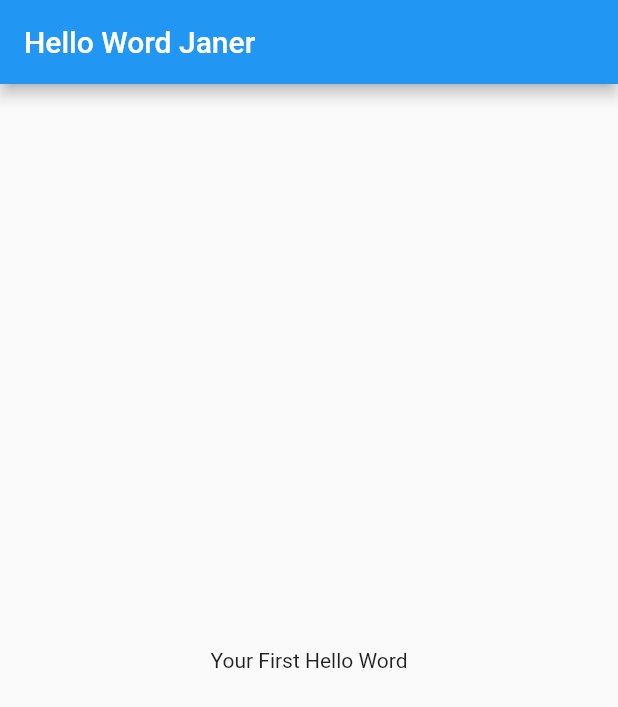
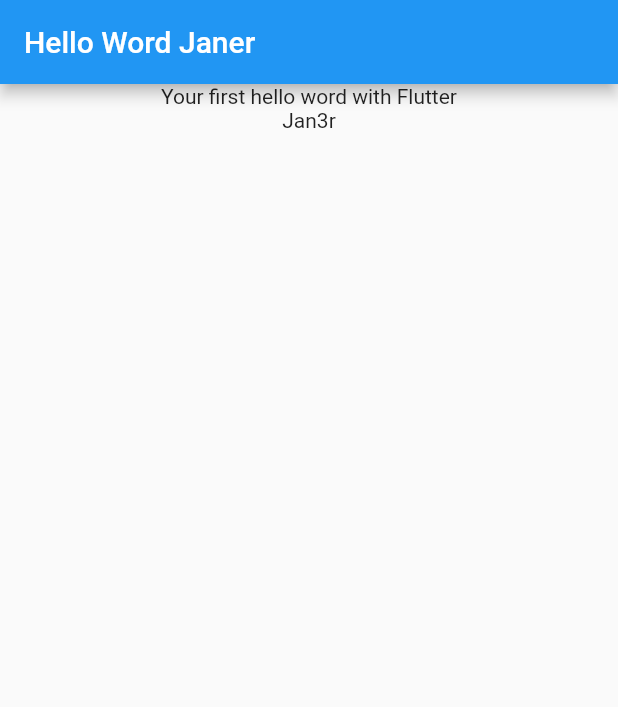
Before and after one commit to janerleonardo/FlutterBasic, a Flutter app: the screen it shows after launch, on a phone screen of 412 x 824 dp. Shown: the top 707 px of the screen. Run offline on Flutter 3.47's test engine with Material 2 defaults, Android fonts, the phone set to English and light mode, and no system bars.

Commit message:
Jan3r Motify

```diff
--- a/lib/main.dart
+++ b/lib/main.dart
@@ -29,7 +29,12 @@ class MyApp extends StatelessWidget {
           title: Text("Hello Word Janer"),
         ),
         body: Center(
-          child: Text("Your First Hello Word"),
+          child: Column(
+            children: <Widget>[
+              const Text("Your first hello word with Flutter"),
+              const Text("Jan3r"),
+            ],
+          ),
         ) ,
 
       )//const MyHomePage(title: 'Flutter Demo Home Page'),
```
